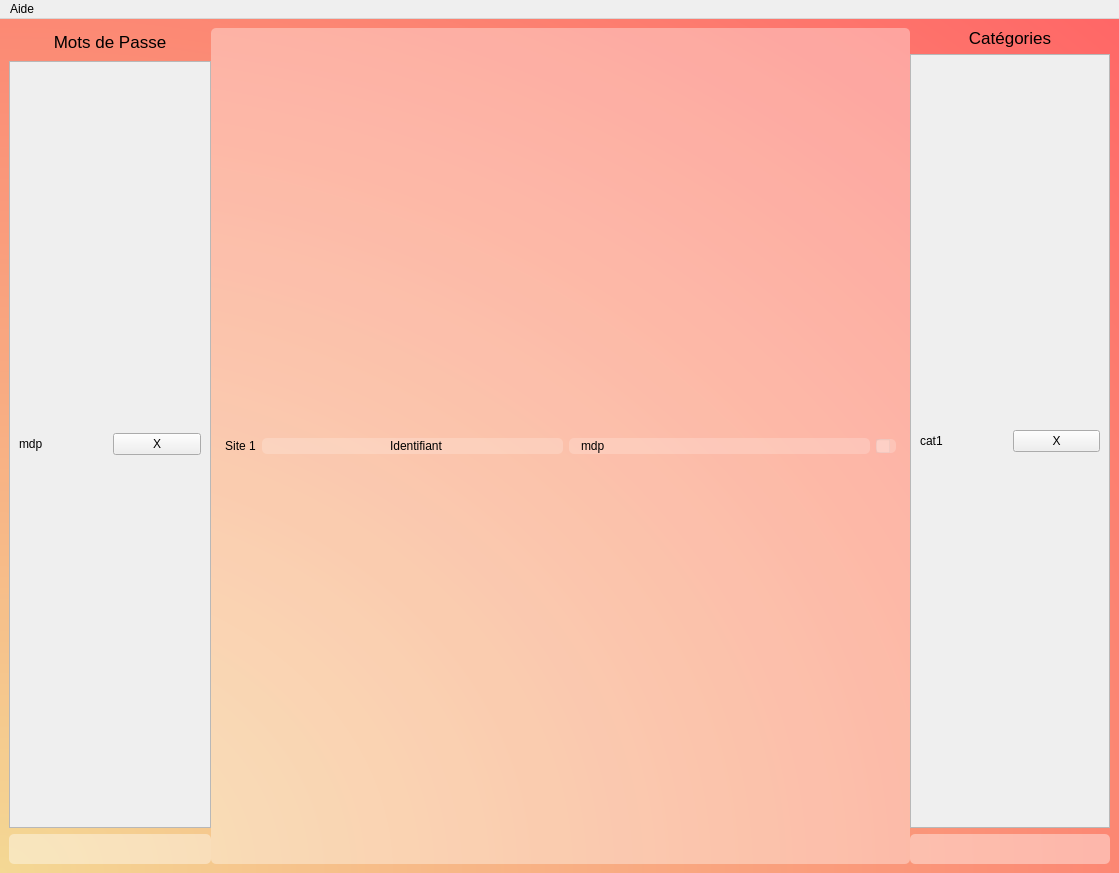
First picture: the form in Interface_graphique/PyQt/UI/fenetreGestion.ui, repository MindPass/Code, before the edit.
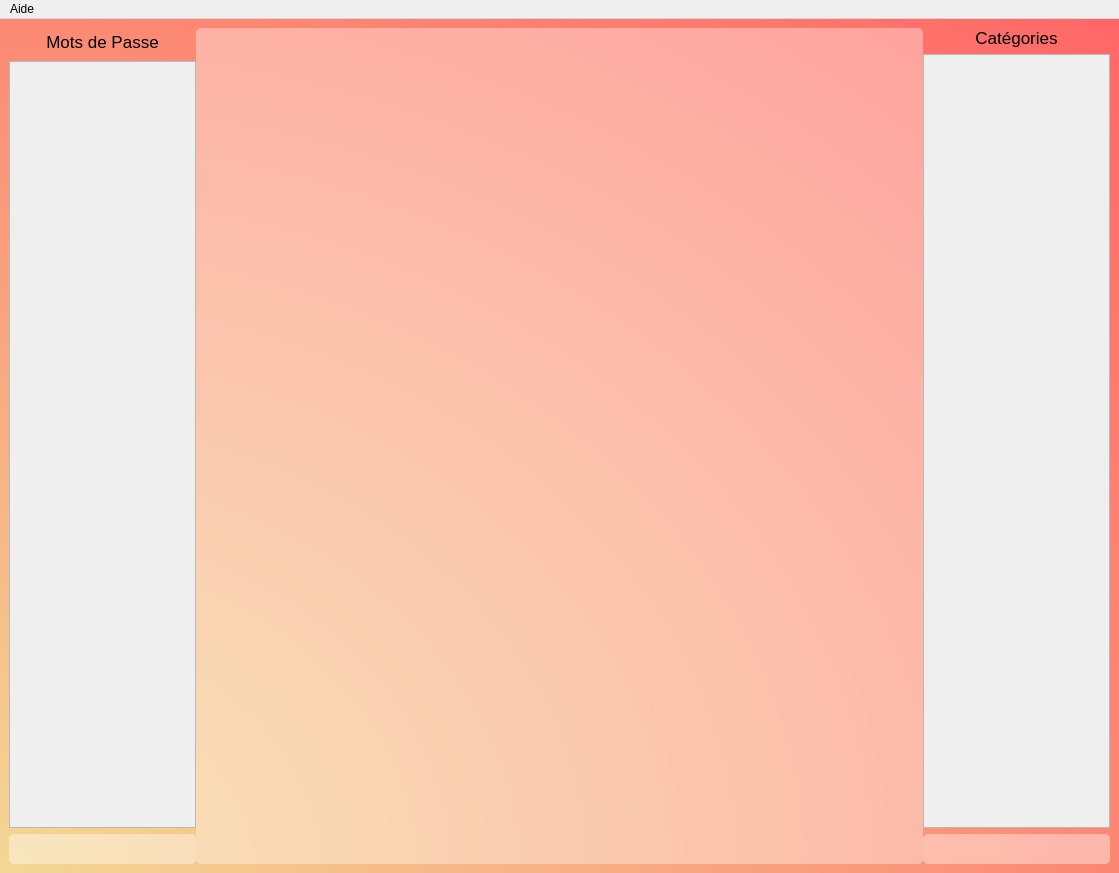
Second picture: the form after the edit. Icons and pictures are not drawn.

Commit message: gestion stable

The edit to the form file:
```diff
--- a/Interface_graphique/PyQt/UI/fenetreGestion.ui
+++ b/Interface_graphique/PyQt/UI/fenetreGestion.ui
@@ -100,35 +100,7 @@
              <height>765</height>
             </rect>
            </property>
-           <layout class="QVBoxLayout" name="verticalLayout_2">
-            <item>
-             <layout class="QHBoxLayout" name="ligne_pwd">
-              <item>
-               <widget class="QLabel" name="label_pwd">
-                <property name="maximumSize">
-                 <size>
-                  <width>16777215</width>
-                  <height>745</height>
-                 </size>
-                </property>
-                <property name="text">
-                 <string>mdp</string>
-                </property>
-               </widget>
-              </item>
-              <item>
-               <widget class="QPushButton" name="pushButton_pwd">
-                <property name="enabled">
-                 <bool>true</bool>
-                </property>
-                <property name="text">
-                 <string>X</string>
-                </property>
-               </widget>
-              </item>
-             </layout>
-            </item>
-           </layout>
+           <layout class="QVBoxLayout" name="verticalLayout_2"/>
           </widget>
          </widget>
         </item>
@@ -197,67 +169,7 @@
              <height>832</height>
             </rect>
            </property>
-           <layout class="QVBoxLayout" name="verticalLayout">
-            <item>
-             <layout class="QHBoxLayout" name="ligne_site">
-              <property name="leftMargin">
-               <number>5</number>
-              </property>
-              <property name="topMargin">
-               <number>10</number>
-              </property>
-              <property name="rightMargin">
-               <number>5</number>
-              </property>
-              <property name="bottomMargin">
-               <number>10</number>
-              </property>
-              <item>
-               <widget class="QLabel" name="site_web">
-                <property name="text">
-                 <string>Site 1</string>
-                </property>
-                <property name="alignment">
-                 <set>Qt::AlignCenter</set>
-                </property>
-               </widget>
-              </item>
-              <item>
-               <widget class="QLineEdit" name="identifiant">
-                <property name="text">
-                 <string>Identifiant</string>
-                </property>
-                <property name="alignment">
-                 <set>Qt::AlignCenter</set>
-                </property>
-               </widget>
-              </item>
-              <item>
-               <widget class="QLineEdit" name="mdp">
-                <property name="maximumSize">
-                 <size>
-                  <width>16777215</width>
-                  <height>40</height>
-                 </size>
-                </property>
-                <property name="text">
-                 <string>mdp</string>
-                </property>
-               </widget>
-              </item>
-              <item>
-               <widget class="QCheckBox" name="categorie">
-                <property name="enabled">
-                 <bool>true</bool>
-                </property>
-                <property name="text">
-                 <string notr="true"/>
-                </property>
-               </widget>
-              </item>
-             </layout>
-            </item>
-           </layout>
+           <layout class="QVBoxLayout" name="verticalLayout"/>
           </widget>
          </widget>
         </item>
@@ -303,35 +215,7 @@
              <height>767</height>
             </rect>
            </property>
-           <layout class="QVBoxLayout" name="verticalLayout_3">
-            <item>
-             <layout class="QHBoxLayout" name="ligne_categorie">
-              <item>
-               <widget class="QLabel" name="label_cat">
-                <property name="maximumSize">
-                 <size>
-                  <width>16777215</width>
-                  <height>608</height>
-                 </size>
-                </property>
-                <property name="text">
-                 <string>cat1</string>
-                </property>
-               </widget>
-              </item>
-              <item>
-               <widget class="QPushButton" name="pushButton_cat">
-                <property name="enabled">
-                 <bool>true</bool>
-                </property>
-                <property name="text">
-                 <string>X</string>
-                </property>
-               </widget>
-              </item>
-             </layout>
-            </item>
-           </layout>
+           <layout class="QVBoxLayout" name="verticalLayout_3"/>
           </widget>
          </widget>
         </item>
```
Left out of the diff: 5 changed lines with no effect on the pictures. The commit also changes 4 other files.
